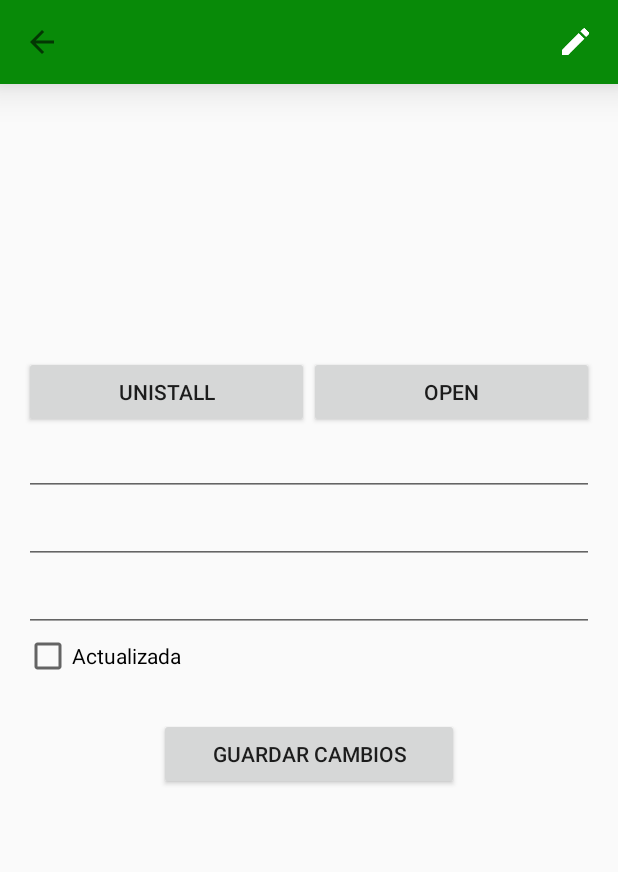
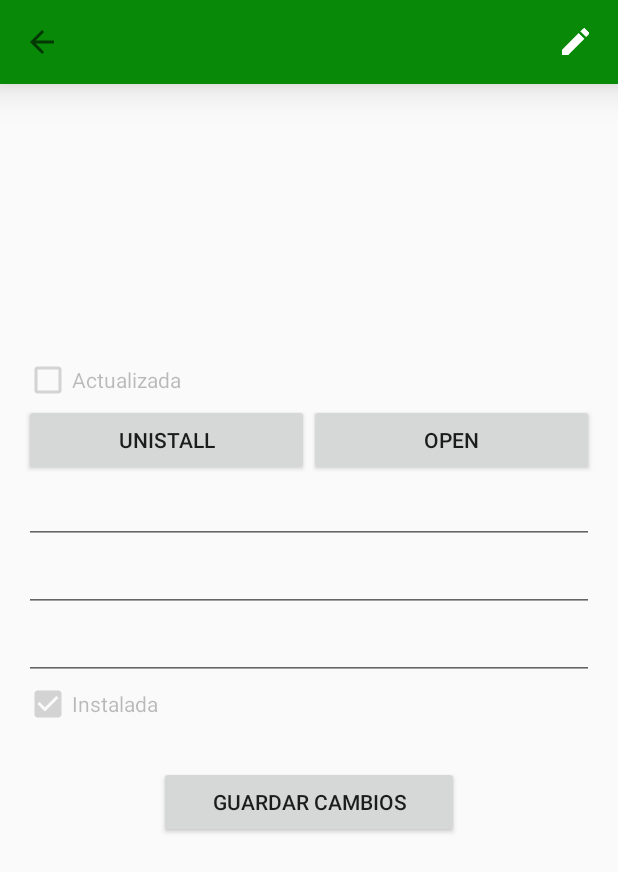
Before and after one commit to gsevilla28/Practica2_final, an Android app: the Detail_apk_simple screen opened directly, with no data from a screen before it, after a tap on "Edit App", on a phone screen of 412 x 824 dp. Shown: the top 872 px of the screen. Run offline under Robolectric (Android 15) with nearby library versions, the phone set to English and light mode, and no system bars; 6 statements that could not run were skipped.

Commit message:
cambio final

```diff
--- a/app/src/main/java/idmexico/com/mx/practica2_final/Adapters/AdapterItemList.java
+++ b/app/src/main/java/idmexico/com/mx/practica2_final/Adapters/AdapterItemList.java
@@ -37,6 +37,7 @@ public class AdapterItemList extends ArrayAdapter<ModelApks> {
 
             TextView txtApkName = (TextView) convertView.findViewById(R.id.txtrow_apkName);
             TextView txtDesarrollador = (TextView) convertView.findViewById(R.id.txtrow_desarrollador);
+            TextView txtInstalada = (TextView) convertView.findViewById(R.id.txt_instalada);
             ImageView imgSource = (ImageView) convertView.findViewById(R.id.row_img);
 
             ModelApks modelApks = getItem(position);
@@ -45,6 +46,8 @@ public class AdapterItemList extends ArrayAdapter<ModelApks> {
 
             txtApkName.setText(modelApks.getApkName());
             txtDesarrollador.setText(modelApks.getDesarrollador());
+            txtInstalada.setText(modelApks.getActualizado() == 0 ? "Installed":"Updated");
+
             imgSource.setImageResource(modelApks.getResourceId());
 
 
--- a/app/src/main/java/idmexico/com/mx/practica2_final/Detail_apk_simple.java
+++ b/app/src/main/java/idmexico/com/mx/practica2_final/Detail_apk_simple.java
@@ -11,6 +11,7 @@ import android.support.v7.widget.Toolbar;
 import android.view.Menu;
 import android.view.MenuItem;
 import android.view.View;
+import android.widget.CheckBox;
 import android.widget.ImageView;
 import android.widget.TextView;
 import android.widget.Toast;
@@ -44,6 +45,7 @@ public class Detail_apk_simple extends AppCompatActivity implements View.OnClick
         String desa = intent.getExtras().getString("desarollador");
         String desc = intent.getExtras().getString("descripcion");
         int iResource = intent.getExtras().getInt("imagen");
+        int instalada= intent.getExtras().getInt("instalada");
 
 
         txtName = (TextView) findViewById(R.id.txtName_detail_simple);
@@ -54,6 +56,10 @@ public class Detail_apk_simple extends AppCompatActivity implements View.OnClick
 
         txtDesc = (TextView) findViewById(R.id.txtDescripcion_detail_simple);
         txtDesc.setText(desc);
+
+        CheckBox checkBox = (CheckBox) findViewById(R.id.check_apksiemple);
+        checkBox.setChecked(instalada==1);
+        checkBox.setEnabled(false);
 
         ImageView imageView = (ImageView) findViewById(R.id.img_detail_simple);
         imageView.setImageResource(iResource);
@@ -97,6 +103,7 @@ public class Detail_apk_simple extends AppCompatActivity implements View.OnClick
                         startService( new Intent(getApplicationContext(), ServiceNotifications.class));
                         int borrado = dataSource.DeleteApk((idapk));
                         Toast.makeText(getApplicationContext(), "Desinstalando aplicacion", Toast.LENGTH_SHORT).show();
+                        setResult(RESULT_OK);
                         finish();
                     }
                 }).setNegativeButton(android.R.string.no, new DialogInterface.OnClickListener() {
@@ -128,7 +135,7 @@ public class Detail_apk_simple extends AppCompatActivity implements View.OnClick
         String Desarrolla = txtDesa.getText().toString();
         String Descri = txtDesc.getText().toString();
 
-        FragmentEditApp f = FragmentEditApp.NuevaInstancia(idapk,name,Desarrolla,Descri);
+        FragmentEditApp f = FragmentEditApp.NuevaInstancia(idapk,name,Desarrolla,Descri,1);
         getFragmentManager().beginTransaction().replace(R.id.Fholder, f).commit();
     }
 
--- a/app/src/main/java/idmexico/com/mx/practica2_final/FragmentEditApp.java
+++ b/app/src/main/java/idmexico/com/mx/practica2_final/FragmentEditApp.java
@@ -9,6 +9,7 @@ import android.view.LayoutInflater;
 import android.view.View;
 import android.view.ViewGroup;
 import android.widget.Button;
+import android.widget.CheckBox;
 import android.widget.EditText;
 import android.widget.Toast;
 
@@ -26,12 +27,13 @@ public class FragmentEditApp extends Fragment  {
     private EditText apkName,EditDesa,EditDescrip;
     DataSource dataSource;
 
-    public static FragmentEditApp NuevaInstancia(int idapk, String apkName, String Desarrollador, String Descrip){
+    public static FragmentEditApp NuevaInstancia(int idapk, String apkName, String Desarrollador, String Descrip,int instalada){
         FragmentEditApp f = new FragmentEditApp();
         Bundle b  = new Bundle();
         b.putInt("idapk",idapk);
         b.putString("apkName_F", apkName);
         b.putString("Desarrollador_D",Desarrollador);
+        b.putInt("instalada",instalada);
         b.putString("Descrip_F",Descrip);
         f.setArguments(b);
 
@@ -55,6 +57,11 @@ public class FragmentEditApp extends Fragment  {
 
         EditDescrip = (EditText) view.findViewById(R.id.descrip_Edit);
         EditDescrip.setText(b.getString("Descrip_F"));
+
+        CheckBox check = (CheckBox) view.findViewById(R.id.chek_edit);
+        check.setChecked(b.getInt("instalada")==1);
+        check.setEnabled(false);
+
 
         dataSource = new DataSource(getActivity());
 
--- a/app/src/main/java/idmexico/com/mx/practica2_final/MainActivity.java
+++ b/app/src/main/java/idmexico/com/mx/practica2_final/MainActivity.java
@@ -21,7 +21,7 @@ public class MainActivity extends AppCompatActivity {
             @Override
             public void onClick(View v) {
                 startActivity( new Intent(getApplicationContext(),Detail_apps_activity.class));
-                //finish();
+                finish();
             }
         });
 
--- a/app/src/main/res/layout/detail_apk_simple.xml
+++ b/app/src/main/res/layout/detail_apk_simple.xml
@@ -44,6 +44,12 @@
         <TextView
             android:layout_width="match_parent"
             android:layout_height="wrap_content" />
+        <CheckBox
+            android:id="@+id/check_apksiemple"
+            android:text="Actualizada"
+            android:layout_width="match_parent"
+            android:layout_height="wrap_content" />
+
 
         <LinearLayout
             android:layout_width="match_parent"
--- a/app/src/main/res/layout/fragment_edit_apk.xml
+++ b/app/src/main/res/layout/fragment_edit_apk.xml
@@ -17,7 +17,9 @@
         android:layout_width="match_parent"
         android:layout_height="wrap_content" />
     <CheckBox
-        android:text="Actualizada"
+
+        android:id="@+id/chek_edit"
+        android:text="Instalada"
         android:layout_width="match_parent"
         android:layout_height="wrap_content" />
     <Space
```
Also changed, not shown: app/src/main/java/idmexico/com/mx/practica2_final/Detail_apps_activity.java (+8 -3 lines), app/src/main/res/layout/rows_list.xml (+8 -0 lines).
